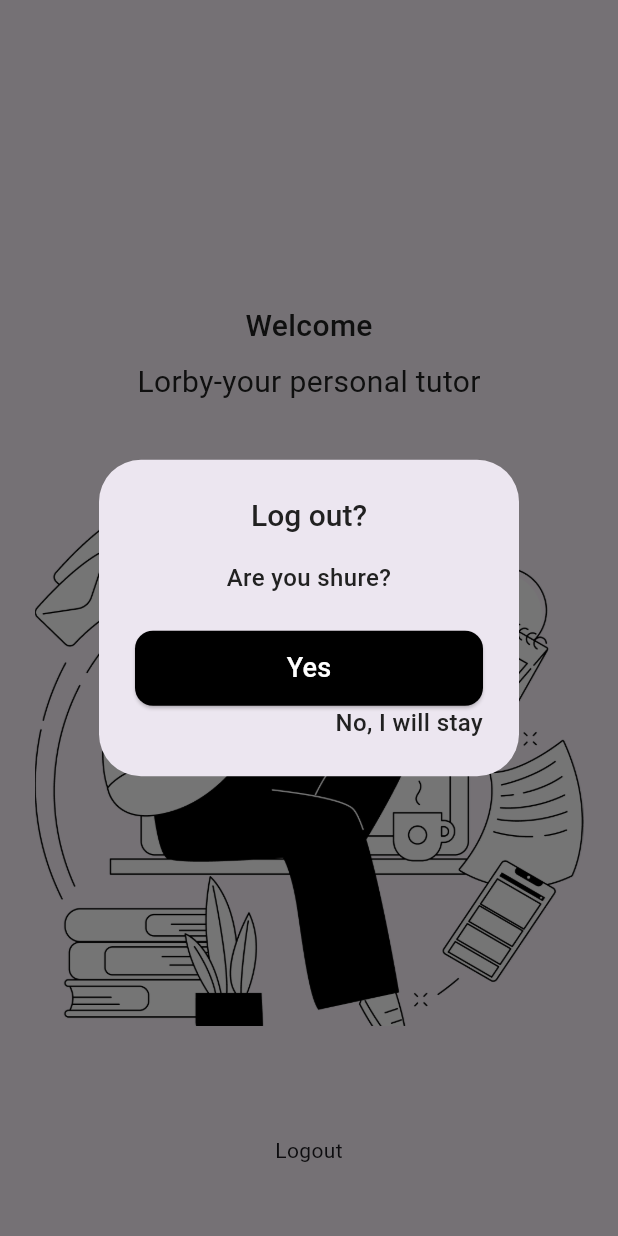
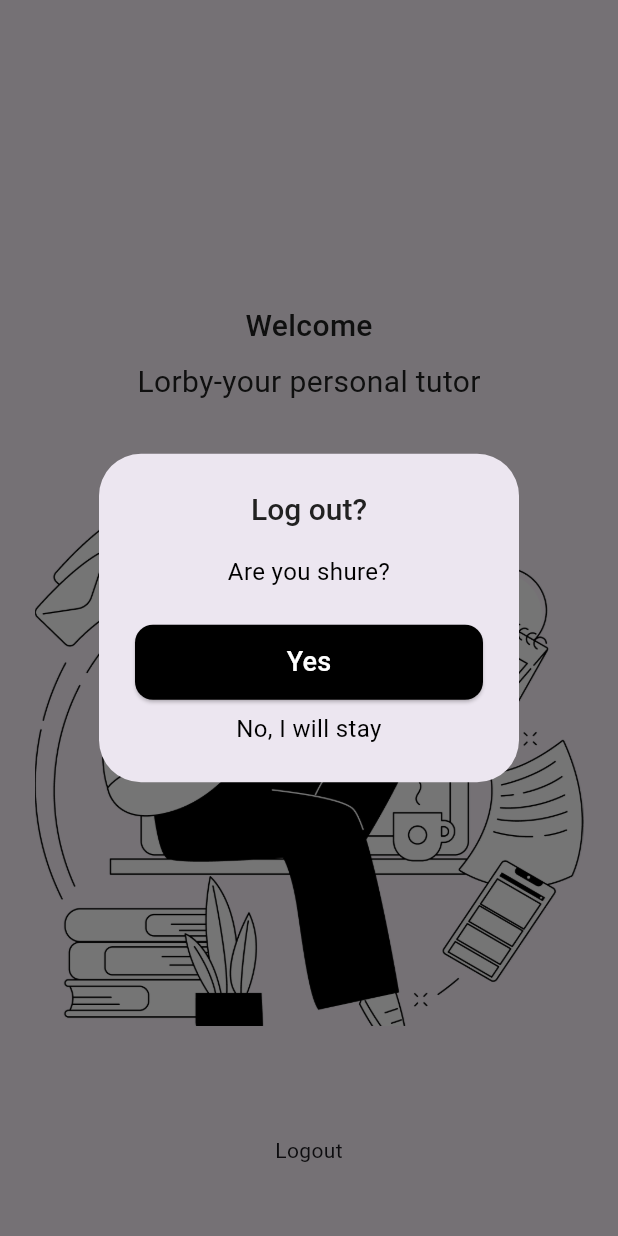
Before and after one commit to muzaffarxoja/auth_fire, a Flutter app: the AfterFirstSignUp screen opened directly, after a tap on "Logout", on a phone screen of 412 x 824 dp. Run offline on Flutter 3.47's test engine with Material 3 defaults, Android fonts, the phone set to English and light mode, and no system bars; our stand-ins replace firebase_auth, firebase_core, go_router; accounts and stored records are empty.

Commit message:
Update after_first_signup_view.dart

```diff
--- a/lib/views/after_first_signup_view.dart
+++ b/lib/views/after_first_signup_view.dart
@@ -28,8 +28,7 @@ class AfterFirstSignUp extends StatelessWidget {
               textAlign: TextAlign.center,
               style: TextStyle(
                 fontSize: 16,
-                fontWeight: FontWeight.w500,
-                color: Color(0xff212121),
+                color: Colors.black,
               ),),
             actions: [
               CustomElevatedButton(text: 'Yes', onPressed: () async {
@@ -38,15 +37,18 @@ class AfterFirstSignUp extends StatelessWidget {
 
 
               },),
-              GestureDetector(
+              SizedBox(height: 8,),
+              Center(
+                child: GestureDetector(
                   onTap: ()=>context.pop(),
                   child: Text('No, I will stay',
                     textAlign: TextAlign.center,
                     style: TextStyle(
                       fontSize: 16,
-                    fontWeight: FontWeight.w500,
-                    color: Color(0xff212121),
+
+                      color: Colors.black,
                     ),),
+                ),
               ),
             ],
           ),
```
Lines whose indentation alone changed are shown as unchanged.
